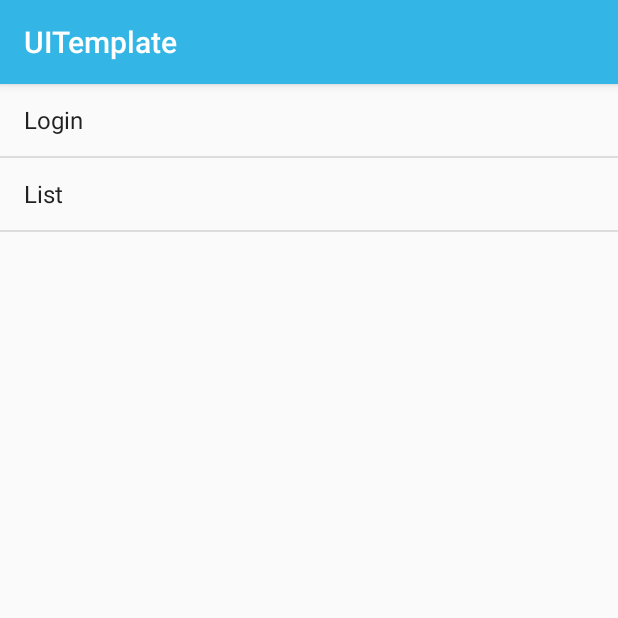
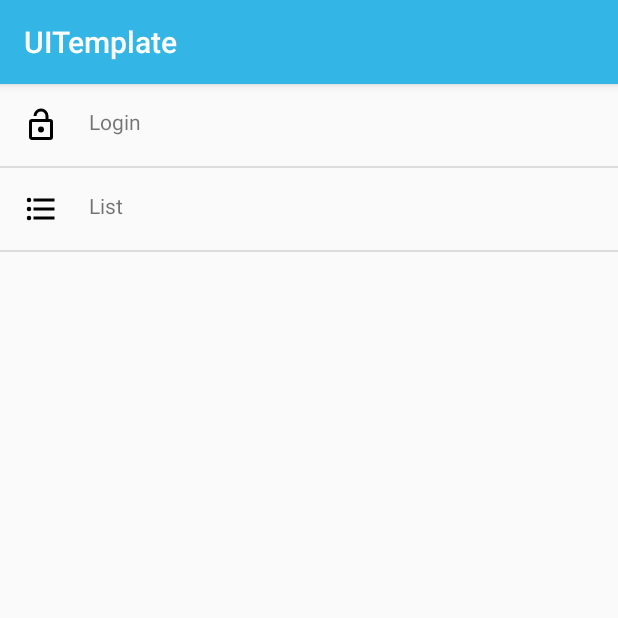
Before and after one commit to gameraroma/ui-template-android, an Android app: the screen it shows after launch (HomeActivity), after a tap on "List", on a phone screen of 412 x 824 dp, the top half of it. Run offline under Robolectric (Android 15) with nearby library versions, the light colour scheme and no system bars.

Commit message:
add icon to list

```diff
--- a/app/src/main/java/gameraromic/uitemplate/HomeActivity.kt
+++ b/app/src/main/java/gameraromic/uitemplate/HomeActivity.kt
@@ -3,9 +3,10 @@ package gameraromic.uitemplate
 import android.content.Intent
 import android.support.v7.app.AppCompatActivity
 import android.os.Bundle
-import android.widget.ArrayAdapter
 import android.widget.TextView
+import gameraromic.uitemplate.adapters.MenuListAdapter
 import gameraromic.uitemplate.exampleviews.LoginLightActivity
+import gameraromic.uitemplate.models.MenuItem
 import kotlinx.android.synthetic.main.activity_home.*
 
 class HomeActivity : AppCompatActivity() {
@@ -13,15 +14,16 @@ class HomeActivity : AppCompatActivity() {
     private val _loginSection: String = "Login"
     private val _listSection: String = "List"
     private val _loginList = arrayOf(_loginSection, _listSection)
+    private val _menuItemList = arrayOf(MenuItem(_loginSection, R.drawable.ic_lock_open_outline), MenuItem(_listSection, R.drawable.ic_format_list_bulleted))
 
     override fun onCreate(savedInstanceState: Bundle?) {
         super.onCreate(savedInstanceState)
         setContentView(R.layout.activity_home)
 
-        menuListView.adapter = ArrayAdapter(this, android.R.layout.simple_list_item_1, android.R.id.text1 , _loginList)
+        menuListView.adapter = MenuListAdapter(this, R.layout.listitem_home, _menuItemList)
 
         menuListView.setOnItemClickListener { adapterView, view, i, l ->
-            val itemTextView = view.findViewById<TextView>(android.R.id.text1)
+            val itemTextView = view.findViewById<TextView>(R.id.example_type_name)
             when (itemTextView.text) {
                 _loginSection -> {
                     openActivity(LoginLightActivity::class.java)
--- /dev/null
+++ b/app/src/main/java/gameraromic/uitemplate/adapters/MenuListAdapter.kt
@@ -0,0 +1,37 @@
+package gameraromic.uitemplate.adapters
+
+import android.annotation.SuppressLint
+import android.content.Context
+import android.view.View
+import android.view.ViewGroup
+import android.widget.BaseAdapter
+import android.widget.TextView
+import android.view.LayoutInflater
+import android.widget.ImageView
+import gameraromic.uitemplate.R
+import gameraromic.uitemplate.models.MenuItem
+
+
+class MenuListAdapter(private val context: Context, private val itemViewResource: Int, private val menuItemArray: Array<MenuItem>) : BaseAdapter() {
+    override fun getItem(position: Int): Any = menuItemArray[position]
+
+    override fun getItemId(position: Int): Long = position.toLong()
+
+    override fun getCount(): Int = menuItemArray.count()
+
+    @SuppressLint("ViewHolder")
+    override fun getView(position: Int, convertView: View?, parent: ViewGroup?): View {
+        val inflater = context.getSystemService(Context.LAYOUT_INFLATER_SERVICE) as LayoutInflater
+        val row: View = inflater.inflate(itemViewResource, parent, false)
+
+        val menuItem: MenuItem = menuItemArray[position]
+
+        val title = row.findViewById(R.id.example_type_name) as TextView
+        val icon = row.findViewById(R.id.example_type_icon) as ImageView
+
+        title.text = menuItem.name
+        icon.setImageResource(menuItem.iconResourceId)
+
+        return row
+    }
+}
--- /dev/null
+++ b/app/src/main/java/gameraromic/uitemplate/models/MenuItem.kt
@@ -0,0 +1,6 @@
+package gameraromic.uitemplate.models
+
+data class MenuItem(
+        var name: String,
+        var iconResourceId: Int
+)
--- /dev/null
+++ b/app/src/main/res/drawable/ic_format_list_bulleted.xml
@@ -0,0 +1,9 @@
+<vector xmlns:android="http://schemas.android.com/apk/res/android"
+        android:width="24dp"
+        android:height="24dp"
+        android:viewportWidth="24.0"
+        android:viewportHeight="24.0">
+    <path
+        android:fillColor="#FF000000"
+        android:pathData="M7,5H21V7H7V5M7,13V11H21V13H7M4,4.5A1.5,1.5 0,0 1,5.5 6A1.5,1.5 0,0 1,4 7.5A1.5,1.5 0,0 1,2.5 6A1.5,1.5 0,0 1,4 4.5M4,10.5A1.5,1.5 0,0 1,5.5 12A1.5,1.5 0,0 1,4 13.5A1.5,1.5 0,0 1,2.5 12A1.5,1.5 0,0 1,4 10.5M7,19V17H21V19H7M4,16.5A1.5,1.5 0,0 1,5.5 18A1.5,1.5 0,0 1,4 19.5A1.5,1.5 0,0 1,2.5 18A1.5,1.5 0,0 1,4 16.5Z"/>
+</vector>
--- /dev/null
+++ b/app/src/main/res/drawable/ic_lock_open_outline.xml
@@ -0,0 +1,9 @@
+<vector xmlns:android="http://schemas.android.com/apk/res/android"
+        android:width="24dp"
+        android:height="24dp"
+        android:viewportWidth="24.0"
+        android:viewportHeight="24.0">
+    <path
+        android:fillColor="#FF000000"
+        android:pathData="M18,20V10H6V20H18M18,8A2,2 0,0 1,20 10V20A2,2 0,0 1,18 22H6C4.89,22 4,21.1 4,20V10A2,2 0,0 1,6 8H15V6A3,3 0,0 0,12 3A3,3 0,0 0,9 6H7A5,5 0,0 1,12 1A5,5 0,0 1,17 6V8H18M12,17A2,2 0,0 1,10 15A2,2 0,0 1,12 13A2,2 0,0 1,14 15A2,2 0,0 1,12 17Z"/>
+</vector>
--- /dev/null
+++ b/app/src/main/res/layout/listitem_home.xml
@@ -0,0 +1,22 @@
+<?xml version="1.0" encoding="utf-8"?>
+<LinearLayout
+    xmlns:android="http://schemas.android.com/apk/res/android"
+    android:layout_width="match_parent"
+    android:layout_height="wrap_content"
+    android:padding="5dp">
+
+    <ImageView
+        android:id="@+id/example_type_icon"
+        android:layout_width="wrap_content"
+        android:layout_height="wrap_content"
+        android:layout_margin="10dp"
+        android:text="Icon"/>
+
+    <TextView
+        android:id="@+id/example_type_name"
+        android:layout_width="wrap_content"
+        android:layout_height="wrap_content"
+        android:layout_margin="10dp"
+        android:text="Name"/>
+
+</LinearLayout>
```
